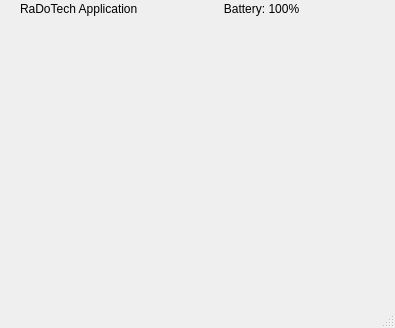
This is mainwindow.ui in andreias144/3004Final as Qt 5 draws it before an edit. The edited form follows.
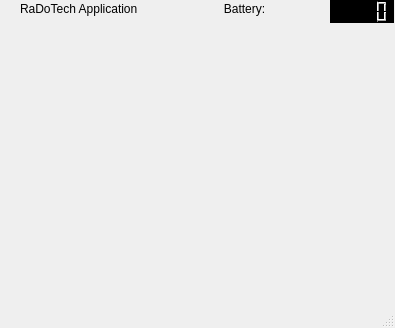
This is the edited form.

What changed in the file:
```diff
--- a/mainwindow.ui
+++ b/mainwindow.ui
@@ -50,7 +50,20 @@
      </rect>
     </property>
     <property name="text">
-     <string>RaDoTech Application                          Battery: 100%</string>
+     <string>RaDoTech Application                          Battery: </string>
+    </property>
+   </widget>
+   <widget class="QLCDNumber" name="batteryIndicator">
+    <property name="geometry">
+     <rect>
+      <x>330</x>
+      <y>0</y>
+      <width>64</width>
+      <height>23</height>
+     </rect>
+    </property>
+    <property name="styleSheet">
+     <string notr="true">background-color: rgb(0, 0, 0);</string>
     </property>
    </widget>
   </widget>
```
